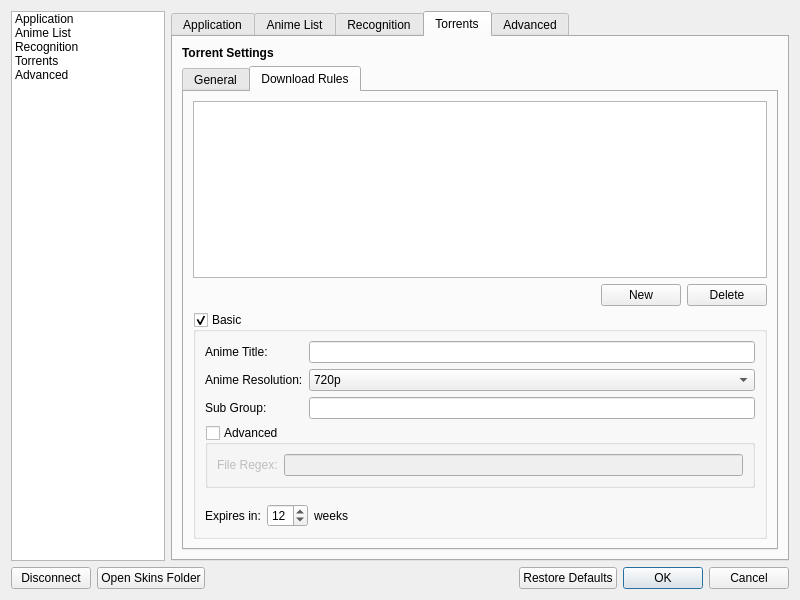
Before: the Qt Designer form src/gui/settingsdialog.ui in killmaster/Shinjiru, drawn with Qt 5.
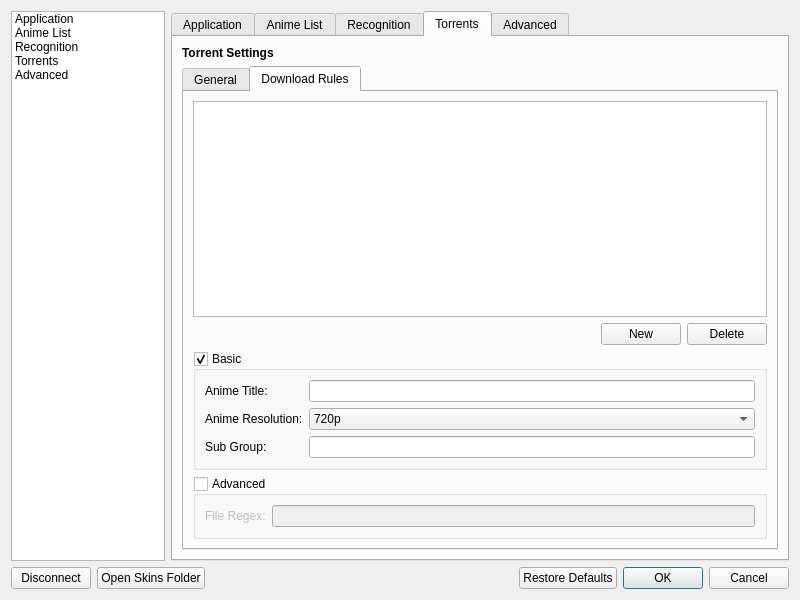
After: the same form once the commit is applied.

Commit message: Implement torrent rules in SettingsDialog

```diff
--- a/src/gui/settingsdialog.ui
+++ b/src/gui/settingsdialog.ui
@@ -624,9 +624,7 @@
               </layout>
              </item>
              <item>
-              <layout class="QVBoxLayout" name="verticalLayout_16">
-               <item>
-                <widget class="QGroupBox" name="groupBox_8">
+              <widget class="QGroupBox" name="basicBox">
                  <property name="title">
                   <string>Basic</string>
                  </property>
@@ -687,8 +685,11 @@
                     </item>
                    </layout>
                   </item>
+               </layout>
+              </widget>
+             </item>
                   <item>
-                   <widget class="QGroupBox" name="groupBox_9">
+              <widget class="QGroupBox" name="advancedBox">
                     <property name="title">
                      <string>Advanced</string>
                     </property>
@@ -715,55 +716,6 @@
                      </item>
                     </layout>
                    </widget>
-                  </item>
-                  <item>
-                   <layout class="QHBoxLayout" name="horizontalLayout_4">
-                    <property name="topMargin">
-                     <number>10</number>
-                    </property>
-                    <item>
-                     <widget class="QLabel" name="label_4">
-                      <property name="text">
-                       <string>Expires in:</string>
-                      </property>
-                     </widget>
-                    </item>
-                    <item>
-                     <widget class="QSpinBox" name="spinBox">
-                      <property name="minimum">
-                       <number>-1</number>
-                      </property>
-                      <property name="value">
-                       <number>12</number>
-                      </property>
-                     </widget>
-                    </item>
-                    <item>
-                     <widget class="QLabel" name="label_5">
-                      <property name="text">
-                       <string>weeks</string>
-                      </property>
-                     </widget>
-                    </item>
-                    <item>
-                     <spacer name="horizontalSpacer_2">
-                      <property name="orientation">
-                       <enum>Qt::Horizontal</enum>
-                      </property>
-                      <property name="sizeHint" stdset="0">
-                       <size>
-                        <width>40</width>
-                        <height>20</height>
-                       </size>
-                      </property>
-                     </spacer>
-                    </item>
-                   </layout>
-                  </item>
-                 </layout>
-                </widget>
-               </item>
-              </layout>
              </item>
             </layout>
            </widget>
```
Lines whose indentation alone changed are shown as unchanged. The commit also changes 2 other files.
